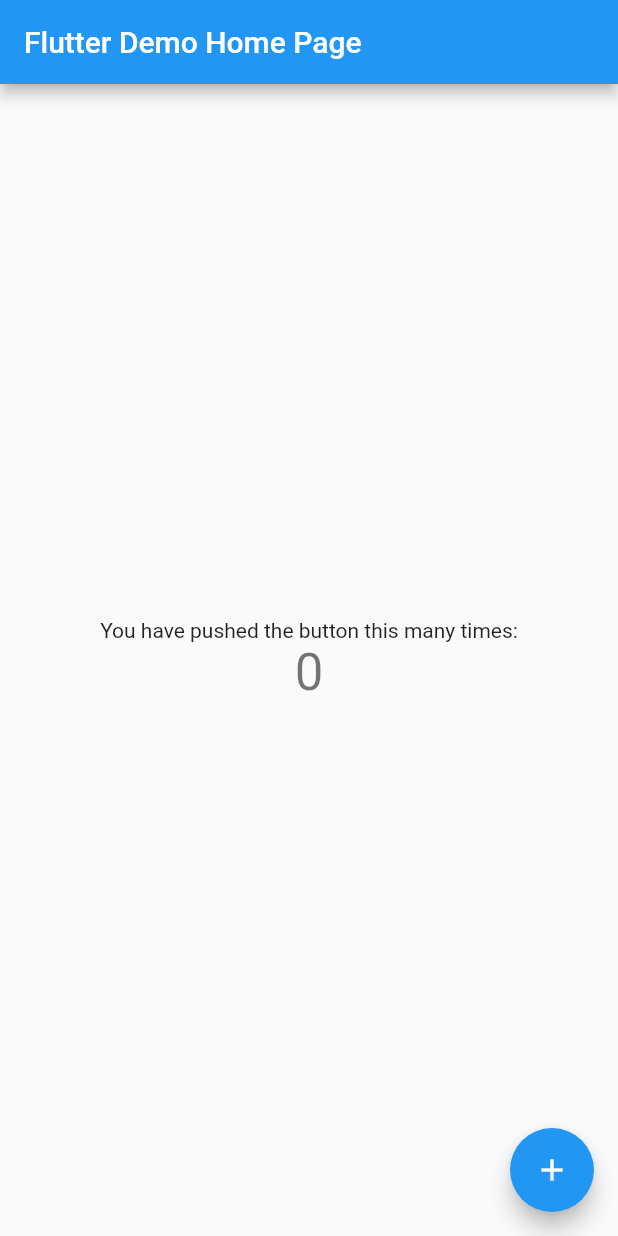
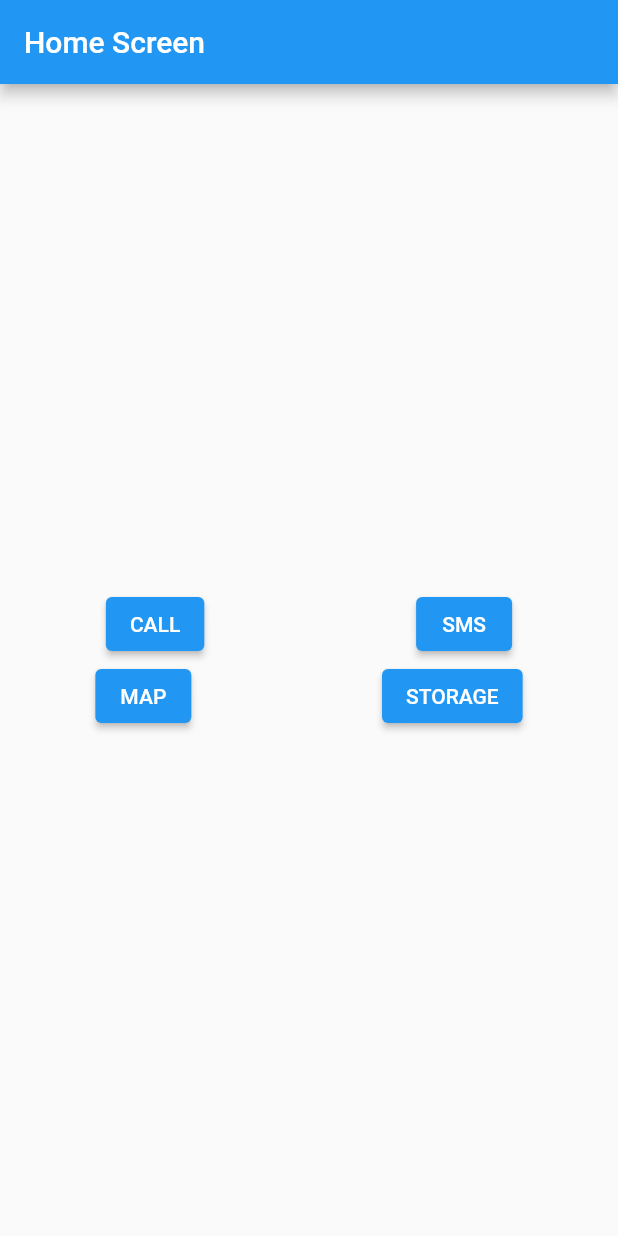
Before and after one commit to AzamNoor123/call_back_Dialogs-and-Permissions-handeling, a Flutter app: the screen it shows after launch, on a phone screen of 412 x 824 dp. Run offline on Flutter 3.47's test engine with Material 2 defaults, Android fonts, the light colour scheme and no system bars; our stand-ins replace bloc, flutter_bloc, permission_handler; missing offline and left inert: map_launcher.

Commit message:
task 5 done

```diff
--- /dev/null
+++ b/lib/BLOC/URL_Lancher/bloc/url_lancher_event.dart
@@ -0,0 +1,12 @@
+part of 'url_lancher_bloc.dart';
+
+@immutable
+abstract class UrlLancherEvent {}
+
+class UrlCallEvent extends UrlLancherEvent {}
+
+class UrlSmsEvent extends UrlLancherEvent {}
+
+class LocationEvent extends UrlLancherEvent {}
+
+class SettingPermissionEvent extends UrlLancherEvent {}
--- /dev/null
+++ b/lib/BLOC/URL_Lancher/bloc/url_lancher_state.dart
@@ -0,0 +1,18 @@
+part of 'url_lancher_bloc.dart';
+
+@immutable
+abstract class UrlLancherState {}
+
+class UrlLancherInitial extends UrlLancherState {}
+
+class UrlLancherCalling extends UrlLancherState {}
+
+class UrlLancherSmS extends UrlLancherState {}
+
+class LoadingMapState extends UrlLancherState {}
+
+class LoadedMapState extends UrlLancherState {}
+
+class SettingPermissionGranted extends UrlLancherState {}
+
+class SettingPermissionNotGranted extends UrlLancherState {}
--- /dev/null
+++ b/lib/Views/Home.dart
@@ -0,0 +1,85 @@
+import 'package:flutter/material.dart';
+import 'package:flutter_bloc/flutter_bloc.dart';
+import 'package:task_5_callbacks_dialogs/Views/DialogUtils.dart';
+import 'package:task_5_callbacks_dialogs/helper/common_keys.dart';
+import 'package:task_5_callbacks_dialogs/helper/string_resources.dart';
+import 'package:task_5_callbacks_dialogs/helper/widget_extension.dart';
+import '../BLOC/URL_Lancher/bloc/url_lancher_bloc.dart';
+
+class HomeScreen extends StatelessWidget {
+  const HomeScreen({super.key});
+
+  @override
+  Widget build(BuildContext context) {
+    return Scaffold(
+      appBar: AppBar(
+        title: Text(StringResources.HOMESCREEN),
+      ),
+      body: BlocBuilder<UrlLancherBloc, UrlLancherState>(
+        builder: (context, state) {
+          if (state is LoadingMapState) {
+            return const CircularProgressIndicator();
+          }
+          return Column(
+            mainAxisAlignment: MainAxisAlignment.center,
+            children: [
+              Row(
+                mainAxisAlignment: MainAxisAlignment.spaceAround,
+                children: [
+                  ElevatedButton(
+                      onPressed: () {
+                        DialogUtils.callDialog(
+                            context,
+                            StringResources.CALL_DIALOG,
+                            StringResources.CALL_CONTENT,
+                            CommonKeys.CALL_KEY);
+                      },
+                      child: Text(StringResources.CALL_BTN)),
+                  ElevatedButton(
+                      onPressed: () {
+                        DialogUtils.callDialog(
+                            context,
+                            StringResources.SMS_DIALOG,
+                            StringResources.SMS_CONTENT,
+                            CommonKeys.SMS_KEY);
+                      },
+                      child: Text(StringResources.SMS_BTN))
+                ],
+              ).centerwidget,
+              Row(
+                mainAxisAlignment: MainAxisAlignment.spaceAround,
+                children: [
+                  ElevatedButton(
+                      onPressed: () {
+                        DialogUtils.callDialog(
+                            context,
+                            StringResources.LOCATION_DIALOG,
+                            StringResources.LOCATION_CONTENT,
+                            CommonKeys.LOCATION_KEY);
+                      },
+                      child: Text(StringResources.LOCATION_BTN)),
+                  BlocListener<UrlLancherBloc, UrlLancherState>(
+                    listener: (context, state) {
+                      if (state is SettingPermissionGranted) {
+                        DialogUtils.permissionDialog(context);
+                      } else {
+                        BlocProvider.of<UrlLancherBloc>(context)
+                            .add(SettingPermissionEvent());
+                      }
+                    },
+                    child: ElevatedButton(
+                        onPressed: () async {
+                          BlocProvider.of<UrlLancherBloc>(context)
+                              .add(SettingPermissionEvent());
+                        },
+                        child: Text(StringResources.STORAGE_BTN)),
+                  )
+                ],
+              ).centerwidget
+            ],
+          );
+        },
+      ).centerwidget,
+    );
+  }
+}
--- /dev/null
+++ b/lib/helper/common_keys.dart
@@ -0,0 +1,5 @@
+class CommonKeys {
+  static const String CALL_KEY = "call";
+  static const String SMS_KEY = 'sms';
+  static const String LOCATION_KEY = 'location';
+}
--- /dev/null
+++ b/lib/helper/contant_resources.dart
@@ -0,0 +1,10 @@
+class ConstResources {
+  static String phone = '+923110774910';
+  static String tel = 'tel';
+  static String sms = 'sms';
+  static String iqbalpark = 'Iqbal Park';
+  static String lahorePark = 'Lahore park';
+  static int mapzoom = 14;
+  static double maplat = 31.6046;
+  static double maplang = 74.3210;
+}
--- /dev/null
+++ b/lib/helper/string_resources.dart
@@ -0,0 +1,19 @@
+class StringResources {
+  static String TaskName = 'Task 5 dialog call back';
+  static String HOMESCREEN = 'Home Screen';
+  static String CALL_DIALOG = 'Call Dialog';
+  static String SMS_DIALOG = 'SMS Dialog';
+  static String LOCATION_DIALOG = 'Location Dialog';
+  static String STORAGE_DIALOG = 'Storage Dialog';
+  static String CALL_CONTENT = 'are you sure to CALL';
+  static String SMS_CONTENT = 'are you sure to SMS';
+  static String LOCATION_CONTENT = 'are you sure to open MAP';
+  static String STORAGE_CONTENT = 'PERMISSION GRANTED';
+  static String CALL_BTN = 'CALL';
+  static String SMS_BTN = 'SMS';
+  static String LOCATION_BTN = 'MAP';
+  static String STORAGE_BTN = 'STORAGE';
+  static String OK_BTN = 'OK';
+  static String NO_BTN = 'NO';
+  static String YES_BTN = 'YES';
+}
--- a/lib/main.dart
+++ b/lib/main.dart
@@ -1,4 +1,8 @@
 import 'package:flutter/material.dart';
+import 'package:task_5_callbacks_dialogs/Views/Home.dart';
+import 'package:flutter_bloc/flutter_bloc.dart';
+import 'package:task_5_callbacks_dialogs/helper/string_resources.dart';
+import 'BLOC/URL_Lancher/bloc/url_lancher_bloc.dart';
 
 void main() {
   runApp(const MyApp());
@@ -7,109 +11,16 @@
 class MyApp extends StatelessWidget {
   const MyApp({super.key});
 
-  // This widget is the root of your application.
   @override
   Widget build(BuildContext context) {
-    return MaterialApp(
-      title: 'Task 5 dialog call back',
-      theme: ThemeData(
-        // This is the theme of your application.
-        //
-        // Try running your application with "flutter run". You'll see the
-        // application has a blue toolbar. Then, without quitting the app, try
-        // changing the primarySwatch below to Colors.green and then invoke
-        // "hot reload" (press "r" in the console where you ran "flutter run",
-        // or simply save your changes to "hot reload" in a Flutter IDE).
-        // Notice that the counter didn't reset back to zero; the application
-        // is not restarted.
-        primarySwatch: Colors.blue,
-      ),
-      home: const MyHomePage(title: 'Flutter Demo Home Page'),
+    return BlocProvider(
+      create: (context) => UrlLancherBloc(),
+      child: MaterialApp(
+          title: StringResources.TaskName,
+          theme: ThemeData(
+            primarySwatch: Colors.blue,
+          ),
+          home: const HomeScreen()),
     );
   }
 }
-
-class MyHomePage extends StatefulWidget {
-  const MyHomePage({super.key, required this.title});
-
-  // This widget is the home page of your application. It is stateful, meaning
-  // that it has a State object (defined below) that contains fields that affect
-  // how it looks.
-
-  // This class is the configuration for the state. It holds the values (in this
-  // case the title) provided by the parent (in this case the App widget) and
-  // used by the build method of the State. Fields in a Widget subclass are
-  // always marked "final".
-
-  final String title;
-
-  @override
-  State<MyHomePage> createState() => _MyHomePageState();
-}
-
-class _MyHomePageState extends State<MyHomePage> {
-  int _counter = 0;
-
-  void _incrementCounter() {
-    setState(() {
-      // This call to setState tells the Flutter framework that something has
-      // changed in this State, which causes it to rerun the build method below
-      // so that the display can reflect the updated values. If we changed
-      // _counter without calling setState(), then the build method would not be
-      // called again, and so nothing would appear to happen.
-      _counter++;
-    });
-  }
-
-  @override
-  Widget build(BuildContext context) {
-    // This method is rerun every time setState is called, for instance as done
-    // by the _incrementCounter method above.
-    //
-    // The Flutter framework has been optimized to make rerunning build methods
-    // fast, so that you can just rebuild anything that needs updating rather
-    // than having to individually change instances of widgets.
-    return Scaffold(
-      appBar: AppBar(
-        // Here we take the value from the MyHomePage object that was created by
-        // the App.build method, and use it to set our appbar title.
-        title: Text(widget.title),
-      ),
-      body: Center(
-        // Center is a layout widget. It takes a single child and positions it
-        // in the middle of the parent.
-        child: Column(
-          // Column is also a layout widget. It takes a list of children and
-          // arranges them vertically. By default, it sizes itself to fit its
-          // children horizontally, and tries to be as tall as its parent.
-          //
-          // Invoke "debug painting" (press "p" in the console, choose the
-          // "Toggle Debug Paint" action from the Flutter Inspector in Android
-          // Studio, or the "Toggle Debug Paint" command in Visual Studio Code)
-          // to see the wireframe for each widget.
-          //
-          // Column has various properties to control how it sizes itself and
-          // how it positions its children. Here we use mainAxisAlignment to
-          // center the children vertically; the main axis here is the vertical
-          // axis because Columns are vertical (the cross axis would be
-          // horizontal).
-          mainAxisAlignment: MainAxisAlignment.center,
-          children: <Widget>[
-            const Text(
-              'You have pushed the button this many times:',
-            ),
-            Text(
-              '$_counter',
-              style: Theme.of(context).textTheme.headlineMedium,
-            ),
-          ],
-        ),
-      ),
-      floatingActionButton: FloatingActionButton(
-        onPressed: _incrementCounter,
-        tooltip: 'Increment',
-        child: const Icon(Icons.add),
-      ), // This trailing comma makes auto-formatting nicer for build methods.
-    );
-  }
-}
--- a/pubspec.yaml
+++ b/pubspec.yaml
@@ -35,6 +35,12 @@
   # The following adds the Cupertino Icons font to your application.
   # Use with the CupertinoIcons class for iOS style icons.
   cupertino_icons: ^1.0.2
+  url_launcher: ^6.1.10
+  bloc: ^8.1.1
+  flutter_bloc: ^8.1.2
+  map_launcher: ^2.5.0+1
+  permission_handler: ^10.2.0
+
 
 dev_dependencies:
   flutter_test:
```
Also changed, not shown: lib/BLOC/URL_Lancher/bloc/url_lancher_bloc.dart (added, +54 -0 lines), lib/Views/DialogUtils.dart (added, +58 -0 lines), lib/helper/context_extension.dart (added, +7 -0 lines), lib/helper/dimension.dart (added, +33 -0 lines), lib/helper/widget_extension.dart (added, +23 -0 lines), pubspec.lock, 6 other files.
